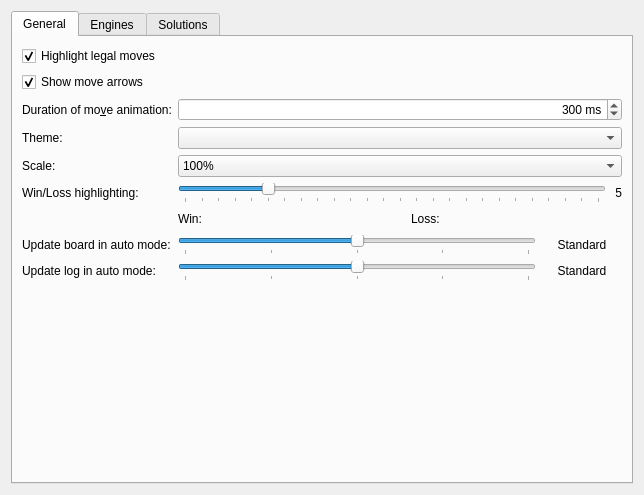
First picture: the form in projects/gui/ui/settingsdlg.ui, repository tolius/solver, before the edit.
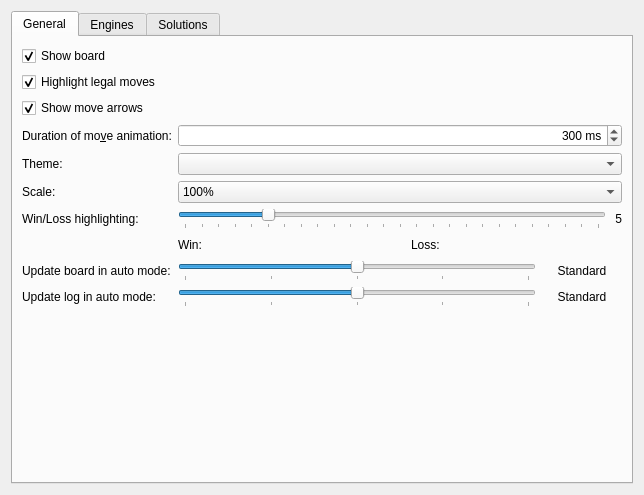
Second picture: the form after the edit. The open tabs and pages were chosen to show the change.

```diff
--- a/projects/gui/ui/settingsdlg.ui
+++ b/projects/gui/ui/settingsdlg.ui
@@ -32,7 +32,7 @@
       <layout class="QVBoxLayout" name="verticalLayout_6">
        <item>
         <layout class="QFormLayout" name="formLayout_6">
-         <item row="0" column="0">
+         <item row="1" column="0">
           <widget class="QCheckBox" name="m_highlightLegalMovesCheck">
            <property name="text">
             <string>Highlight legal moves</string>
@@ -42,7 +42,7 @@
            </property>
           </widget>
          </item>
-         <item row="1" column="0">
+         <item row="2" column="0">
           <widget class="QCheckBox" name="m_showMoveArrowsCheck">
            <property name="text">
             <string>Show move arrows</string>
@@ -52,7 +52,7 @@
            </property>
           </widget>
          </item>
-         <item row="2" column="0">
+         <item row="3" column="0">
           <widget class="QLabel" name="m_moveAnimationLabel">
            <property name="text">
             <string>Duration of mo&amp;ve animation:</string>
@@ -62,7 +62,7 @@
            </property>
           </widget>
          </item>
-         <item row="2" column="1">
+         <item row="3" column="1">
           <widget class="QSpinBox" name="m_moveAnimationSpin">
            <property name="toolTip">
             <string>duration of a move animation (default: 300 ms)</string>
@@ -87,14 +87,14 @@
            </property>
           </widget>
          </item>
-         <item row="3" column="0">
+         <item row="4" column="0">
           <widget class="QLabel" name="m_tbPathLabel_2">
            <property name="text">
             <string>Theme:</string>
            </property>
           </widget>
          </item>
-         <item row="3" column="1">
+         <item row="4" column="1">
           <widget class="QComboBox" name="m_comboStyle">
            <property name="sizePolicy">
             <sizepolicy hsizetype="Expanding" vsizetype="Fixed">
@@ -104,14 +104,14 @@
            </property>
           </widget>
          </item>
-         <item row="4" column="0">
+         <item row="5" column="0">
           <widget class="QLabel" name="m_tbPathLabel_3">
            <property name="text">
             <string>Scale:</string>
            </property>
           </widget>
          </item>
-         <item row="4" column="1">
+         <item row="5" column="1">
           <widget class="QComboBox" name="m_comboScale">
            <property name="sizePolicy">
             <sizepolicy hsizetype="Expanding" vsizetype="Fixed">
@@ -166,14 +166,14 @@
            </item>
           </widget>
          </item>
-         <item row="5" column="0">
+         <item row="6" column="0">
           <widget class="QLabel" name="m_tbPathLabel_4">
            <property name="text">
             <string>Win/Loss highlighting:</string>
            </property>
           </widget>
          </item>
-         <item row="5" column="1">
+         <item row="6" column="1">
           <layout class="QHBoxLayout" name="horizontalLayout">
            <item>
             <widget class="QSlider" name="m_slider_WinLossHighlighting">
@@ -203,7 +203,7 @@
            </item>
           </layout>
          </item>
-         <item row="6" column="1">
+         <item row="7" column="1">
           <layout class="QHBoxLayout" name="horizontalLayout_2">
            <item>
             <widget class="QLabel" name="label_10">
@@ -269,14 +269,14 @@
            </item>
           </layout>
          </item>
-         <item row="7" column="0">
+         <item row="8" column="0">
           <widget class="QLabel" name="label_12">
            <property name="text">
             <string>Update board in auto mode:</string>
            </property>
           </widget>
          </item>
-         <item row="7" column="1">
+         <item row="8" column="1">
           <layout class="QHBoxLayout" name="horizontalLayout_3">
            <item>
             <widget class="QSlider" name="m_slider_BoardUpdate">
@@ -321,14 +321,14 @@
            </item>
           </layout>
          </item>
-         <item row="8" column="0">
+         <item row="9" column="0">
           <widget class="QLabel" name="label_15">
            <property name="text">
             <string>Update log in auto mode:</string>
            </property>
           </widget>
          </item>
-         <item row="8" column="1">
+         <item row="9" column="1">
           <layout class="QHBoxLayout" name="horizontalLayout_4">
            <item>
             <widget class="QSlider" name="m_slider_LogUpdate">
@@ -376,6 +376,16 @@
            </item>
           </layout>
          </item>
+         <item row="0" column="0">
+          <widget class="QCheckBox" name="m_showBoard">
+           <property name="text">
+            <string>Show board</string>
+           </property>
+           <property name="checked">
+            <bool>true</bool>
+           </property>
+          </widget>
+         </item>
         </layout>
        </item>
        <item>
```
Left out of the diff: 2 changed lines with no effect on the pictures.
